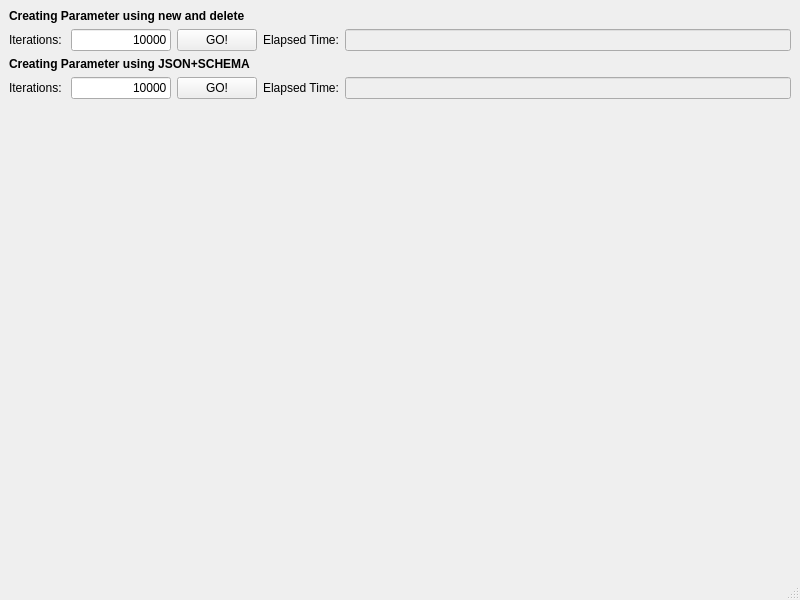
Above: Examples/AppParameterListBenchmark/mainwindow.ui from g-gualeni/QtNoid2 before the change. Below: the same form after it.
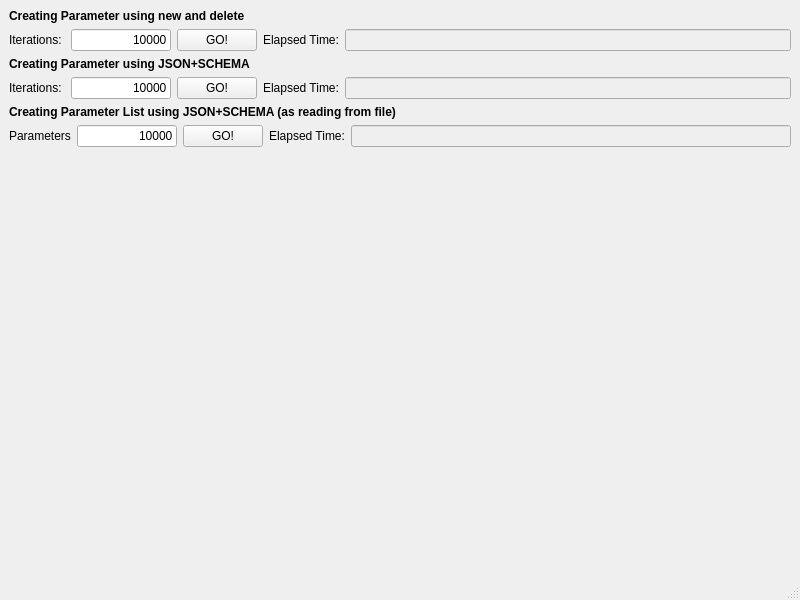
That is the form after the change.

Commit message: Benchmark JSON + Schema and isValid testing and update

The edit to the form file:
```diff
--- a/Examples/AppParameterListBenchmark/mainwindow.ui
+++ b/Examples/AppParameterListBenchmark/mainwindow.ui
@@ -141,6 +141,69 @@
       </item>
      </layout>
     </item>
+    <item>
+     <widget class="QLabel" name="label_8">
+      <property name="font">
+       <font>
+        <bold>true</bold>
+       </font>
+      </property>
+      <property name="text">
+       <string>Creating Parameter List using JSON+SCHEMA (as reading from file)</string>
+      </property>
+     </widget>
+    </item>
+    <item>
+     <layout class="QHBoxLayout" name="horizontalLayout_3">
+      <item>
+       <widget class="QLabel" name="label_6">
+        <property name="text">
+         <string>Parameters</string>
+        </property>
+       </widget>
+      </item>
+      <item>
+       <widget class="QLineEdit" name="txtParametersCountJson">
+        <property name="maximumSize">
+         <size>
+          <width>100</width>
+          <height>16777215</height>
+         </size>
+        </property>
+        <property name="text">
+         <string>10000</string>
+        </property>
+        <property name="alignment">
+         <set>Qt::AlignmentFlag::AlignRight|Qt::AlignmentFlag::AlignTrailing|Qt::AlignmentFlag::AlignVCenter</set>
+        </property>
+       </widget>
+      </item>
+      <item>
+       <widget class="QPushButton" name="cmdGOJsonList">
+        <property name="text">
+         <string>GO!</string>
+        </property>
+       </widget>
+      </item>
+      <item>
+       <widget class="QLabel" name="label_9">
+        <property name="text">
+         <string>Elapsed Time:</string>
+        </property>
+       </widget>
+      </item>
+      <item>
+       <widget class="QLineEdit" name="txtElapsedTimeJsonList">
+        <property name="enabled">
+         <bool>false</bool>
+        </property>
+        <property name="text">
+         <string/>
+        </property>
+       </widget>
+      </item>
+     </layout>
+    </item>
     <item>
      <spacer name="verticalSpacer">
       <property name="orientation">
```
The commit also changes 10 other files.
